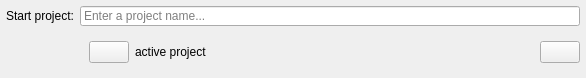
Before: the Qt Designer form source/projectlookup/projectLookup.ui in jansorg/tom-ui, drawn with Qt 5.
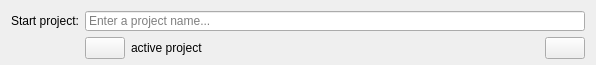
After: the same form once the commit is applied. Custom widgets are drawn as their Qt base class.

Commit message: add "show main window" to project lookup

What changed in the file:
```diff
--- a/source/projectlookup/projectLookup.ui
+++ b/source/projectlookup/projectLookup.ui
@@ -34,50 +34,27 @@
   <property name="modal">
    <bool>true</bool>
   </property>
-  <layout class="QGridLayout" name="gridLayout" rowstretch="0,0" columnstretch="0,0,0">
+  <layout class="QGridLayout" name="gridLayout">
    <property name="sizeConstraint">
     <enum>QLayout::SetFixedSize</enum>
    </property>
-   <property name="leftMargin">
-    <number>6</number>
-   </property>
-   <property name="topMargin">
-    <number>6</number>
-   </property>
-   <property name="rightMargin">
-    <number>6</number>
-   </property>
    <property name="bottomMargin">
-    <number>6</number>
-   </property>
-   <property name="spacing">
-    <number>6</number>
-   </property>
-   <item row="1" column="1">
-    <widget class="QWidget" name="group" native="true">
-     <property name="autoFillBackground">
-      <bool>false</bool>
-     </property>
-     <layout class="QHBoxLayout" name="horizontalLayout">
-      <property name="spacing">
-       <number>6</number>
-      </property>
-      <property name="sizeConstraint">
-       <enum>QLayout::SetFixedSize</enum>
-      </property>
-      <property name="leftMargin">
        <number>0</number>
       </property>
-      <property name="topMargin">
-       <number>0</number>
-      </property>
-      <property name="rightMargin">
-       <number>0</number>
-      </property>
-      <property name="bottomMargin">
-       <number>0</number>
-      </property>
-      <item>
+   <item row="0" column="0">
+    <widget class="QLabel" name="label">
+     <property name="minimumSize">
+      <size>
+       <width>0</width>
+       <height>0</height>
+      </size>
+     </property>
+     <property name="text">
+      <string>Start project:</string>
+     </property>
+    </widget>
+   </item>
+   <item row="1" column="1" rowspan="2" alignment="Qt::AlignTop">
        <widget class="QWidget" name="activeProjectStatus" native="true">
         <property name="sizePolicy">
          <sizepolicy hsizetype="Preferred" vsizetype="Preferred">
@@ -86,6 +63,18 @@
          </sizepolicy>
         </property>
         <layout class="QHBoxLayout" name="horizontalLayout_2">
+      <property name="leftMargin">
+       <number>0</number>
+      </property>
+      <property name="topMargin">
+       <number>0</number>
+      </property>
+      <property name="rightMargin">
+       <number>0</number>
+      </property>
+      <property name="bottomMargin">
+       <number>0</number>
+      </property>
          <item>
           <widget class="QPushButton" name="stopProjectButton">
            <property name="sizePolicy">
@@ -127,47 +116,6 @@
         </layout>
        </widget>
       </item>
-     </layout>
-    </widget>
-   </item>
-   <item row="0" column="0">
-    <widget class="QLabel" name="label">
-     <property name="minimumSize">
-      <size>
-       <width>0</width>
-       <height>0</height>
-      </size>
-     </property>
-     <property name="text">
-      <string>Start project:</string>
-     </property>
-    </widget>
-   </item>
-   <item row="1" column="2" alignment="Qt::AlignRight">
-    <widget class="QPushButton" name="showMainWindowButton">
-     <property name="sizePolicy">
-      <sizepolicy hsizetype="Fixed" vsizetype="Fixed">
-       <horstretch>0</horstretch>
-       <verstretch>0</verstretch>
-      </sizepolicy>
-     </property>
-     <property name="focusPolicy">
-      <enum>Qt::TabFocus</enum>
-     </property>
-     <property name="toolTip">
-      <string>Display the main window</string>
-     </property>
-     <property name="text">
-      <string/>
-     </property>
-     <property name="shortcut">
-      <string>Ctrl+M</string>
-     </property>
-     <property name="autoDefault">
-      <bool>false</bool>
-     </property>
-    </widget>
-   </item>
    <item row="0" column="1" colspan="2">
     <widget class="ProjectCompletionLineEdit" name="projectNameEdit">
      <property name="sizePolicy">
@@ -202,6 +150,31 @@
      </property>
     </widget>
    </item>
+   <item row="1" column="2" alignment="Qt::AlignVCenter">
+    <widget class="QPushButton" name="showMainWindowButton">
+     <property name="sizePolicy">
+      <sizepolicy hsizetype="Fixed" vsizetype="Fixed">
+       <horstretch>0</horstretch>
+       <verstretch>0</verstretch>
+      </sizepolicy>
+     </property>
+     <property name="focusPolicy">
+      <enum>Qt::TabFocus</enum>
+     </property>
+     <property name="toolTip">
+      <string>Display the main window</string>
+     </property>
+     <property name="text">
+      <string/>
+     </property>
+     <property name="shortcut">
+      <string>Ctrl+M</string>
+     </property>
+     <property name="autoDefault">
+      <bool>false</bool>
+     </property>
+    </widget>
+   </item>
   </layout>
  </widget>
  <customwidgets>
```
Left out of the diff: 2 changed lines with no effect on the pictures. Lines whose indentation alone changed are shown as unchanged. The commit also changes 1 other file.
